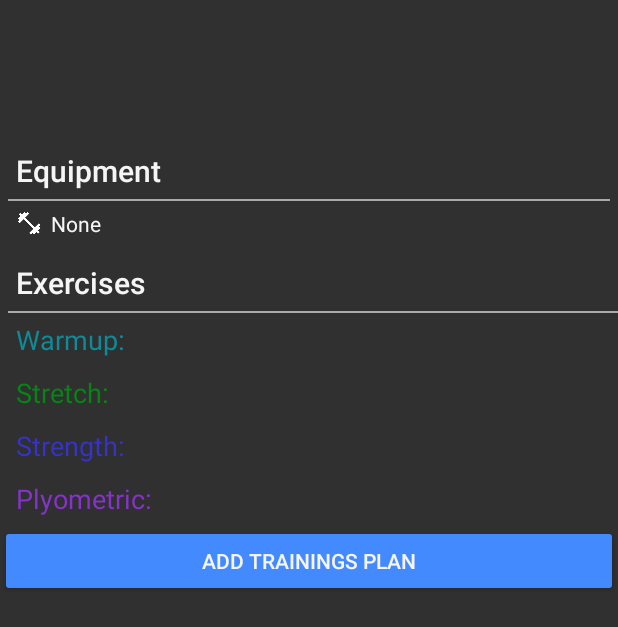
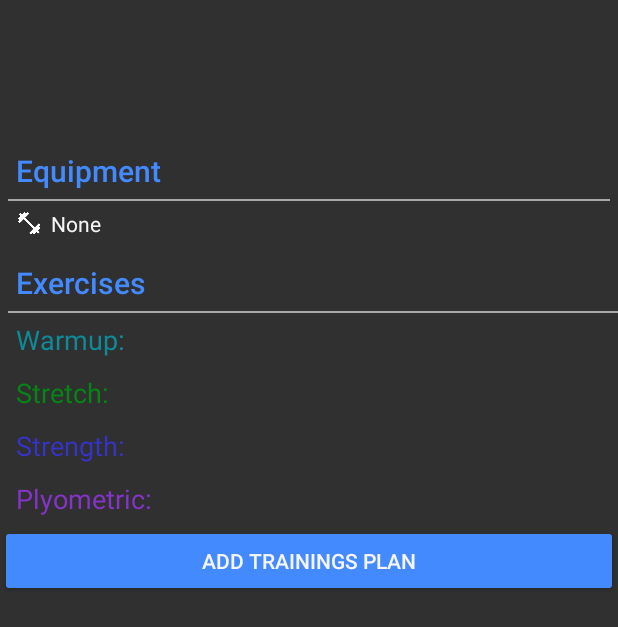
Before and after one commit to geckogecko/jumpstar, an Android app: the TrainingsPlanDetailActivity screen opened directly, with no data from a screen before it, on a phone screen of 412 x 824 dp. Shown: the top 627 px of the screen. Run offline under Robolectric (Android 15) with nearby library versions, the phone set to English and light mode, and no system bars; 12 statements that could not run were skipped.

Commit message:
added accent color to titles

```diff
--- a/community_jump_trainer/app/src/main/res/layout/activity_trainings_plan_detail.xml
+++ b/community_jump_trainer/app/src/main/res/layout/activity_trainings_plan_detail.xml
@@ -12,6 +12,7 @@
         android:layout_width="match_parent"
         android:layout_height="wrap_content"
         android:textAppearance="@style/TextAppearance.AppCompat.Headline"
+        android:textColor="@color/colorAccent"
         android:layout_margin="@dimen/card_margins_content"/>
 
     <LinearLayout
--- a/community_jump_trainer/app/src/main/res/layout/view_equipment.xml
+++ b/community_jump_trainer/app/src/main/res/layout/view_equipment.xml
@@ -11,6 +11,7 @@
         android:layout_height="wrap_content"
         android:textAppearance="@style/TextAppearance.AppCompat.Title"
         android:layout_margin="@dimen/card_margins_content"
+        android:textColor="@color/colorAccent"
         android:text= "@string/exercise_equipment" />
 
     <View style="@style/Divider"/>
--- a/community_jump_trainer/app/src/main/res/layout/view_exercises.xml
+++ b/community_jump_trainer/app/src/main/res/layout/view_exercises.xml
@@ -11,6 +11,7 @@
         android:layout_width="match_parent"
         android:layout_height="wrap_content"
         android:text="@string/detail_exercises_title"
+        android:textColor="@color/colorAccent"
         android:textAppearance="@style/TextAppearance.AppCompat.Title"
         android:layout_margin="@dimen/card_margins_content"/>
 
```
